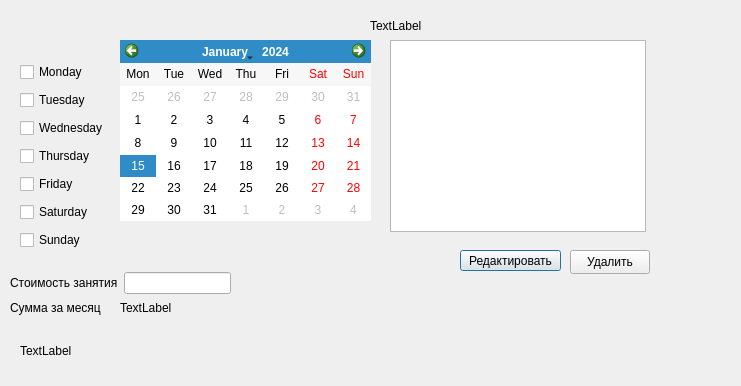
katagiriwhy/Qt-project, file student.ui: the form before one commit.
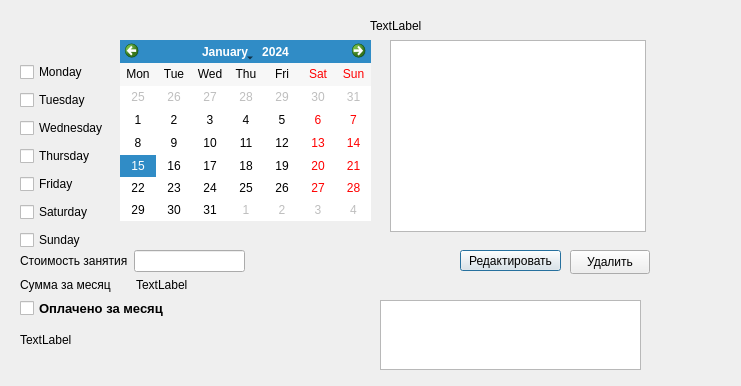
The form after the commit.

Commit message: Add Delete User Function, paidCheck, Comments about lessons

What changed in the file:
```diff
--- a/student.ui
+++ b/student.ui
@@ -26,32 +26,6 @@
     <string>TextLabel</string>
    </property>
   </widget>
-  <widget class="QLabel" name="label_2">
-   <property name="geometry">
-    <rect>
-     <x>10</x>
-     <y>300</y>
-     <width>101</width>
-     <height>16</height>
-    </rect>
-   </property>
-   <property name="text">
-    <string>Сумма за месяц</string>
-   </property>
-  </widget>
-  <widget class="QLabel" name="label_finalSum">
-   <property name="geometry">
-    <rect>
-     <x>120</x>
-     <y>300</y>
-     <width>111</width>
-     <height>16</height>
-    </rect>
-   </property>
-   <property name="text">
-    <string>TextLabel</string>
-   </property>
-  </widget>
   <widget class="QCalendarWidget" name="calendarWidget">
    <property name="geometry">
     <rect>
@@ -74,19 +48,6 @@
     <enum>QCalendarWidget::NoVerticalHeader</enum>
    </property>
   </widget>
-  <widget class="QLabel" name="label_counterDays">
-   <property name="geometry">
-    <rect>
-     <x>20</x>
-     <y>330</y>
-     <width>191</width>
-     <height>41</height>
-    </rect>
-   </property>
-   <property name="text">
-    <string>TextLabel</string>
-   </property>
-  </widget>
   <widget class="QWidget" name="layoutWidget">
    <property name="geometry">
     <rect>
@@ -148,28 +109,6 @@
     </item>
    </layout>
   </widget>
-  <widget class="QWidget" name="layoutWidget">
-   <property name="geometry">
-    <rect>
-     <x>10</x>
-     <y>270</y>
-     <width>221</width>
-     <height>26</height>
-    </rect>
-   </property>
-   <layout class="QHBoxLayout" name="horizontalLayout">
-    <item>
-     <widget class="QLabel" name="label">
-      <property name="text">
-       <string>Стоимость занятия</string>
-      </property>
-     </widget>
-    </item>
-    <item>
-     <widget class="QLineEdit" name="lineEdit_sumInput"/>
-    </item>
-   </layout>
-  </widget>
   <widget class="QTableView" name="tableView">
    <property name="geometry">
     <rect>
@@ -206,6 +145,84 @@
     <string>Удалить</string>
    </property>
   </widget>
+  <widget class="QPlainTextEdit" name="comment_zone">
+   <property name="geometry">
+    <rect>
+     <x>380</x>
+     <y>300</y>
+     <width>261</width>
+     <height>70</height>
+    </rect>
+   </property>
+  </widget>
+  <widget class="QWidget" name="">
+   <property name="geometry">
+    <rect>
+     <x>20</x>
+     <y>250</y>
+     <width>225</width>
+     <height>105</height>
+    </rect>
+   </property>
+   <layout class="QVBoxLayout" name="verticalLayout_3">
+    <item>
+     <layout class="QVBoxLayout" name="verticalLayout_2">
+      <item>
+       <layout class="QHBoxLayout" name="horizontalLayout">
+        <item>
+         <widget class="QLabel" name="label">
+          <property name="text">
+           <string>Стоимость занятия</string>
+          </property>
+         </widget>
+        </item>
+        <item>
+         <widget class="QLineEdit" name="lineEdit_sumInput"/>
+        </item>
+       </layout>
+      </item>
+      <item>
+       <layout class="QHBoxLayout" name="horizontalLayout_2">
+        <item>
+         <widget class="QLabel" name="label_2">
+          <property name="text">
+           <string>Сумма за месяц</string>
+          </property>
+         </widget>
+        </item>
+        <item>
+         <widget class="QLabel" name="label_finalSum">
+          <property name="text">
+           <string>TextLabel</string>
+          </property>
+         </widget>
+        </item>
+       </layout>
+      </item>
+      <item>
+       <widget class="QCheckBox" name="paidCheck">
+        <property name="font">
+         <font>
+          <pointsize>10</pointsize>
+          <bold>true</bold>
+         </font>
+        </property>
+        <property name="text">
+         <string>Оплачено за месяц</string>
+        </property>
+       </widget>
+      </item>
+     </layout>
+    </item>
+    <item>
+     <widget class="QLabel" name="label_counterDays">
+      <property name="text">
+       <string>TextLabel</string>
+      </property>
+     </widget>
+    </item>
+   </layout>
+  </widget>
  </widget>
  <resources/>
  <connections/>
```
The commit also changes 39 other files.
